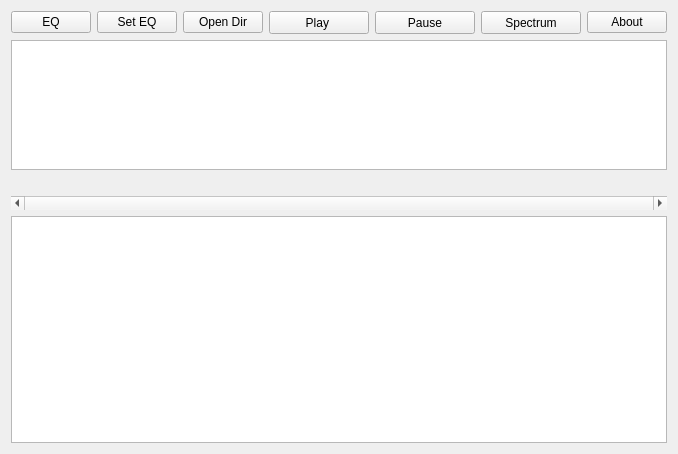
This is frontend/vrokmain.ui in manushanga/vrok as Qt 5 draws it before an edit. The edited form follows.
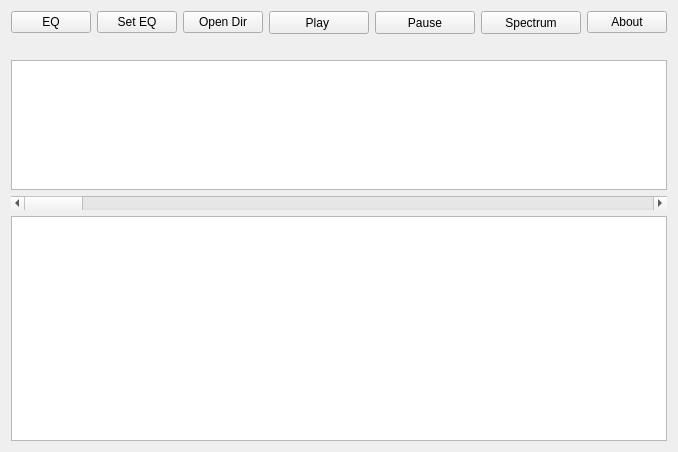
This is the edited form.

```diff
--- a/frontend/vrokmain.ui
+++ b/frontend/vrokmain.ui
@@ -6,8 +6,8 @@
    <rect>
     <x>0</x>
     <y>0</y>
-    <width>656</width>
-    <height>454</height>
+    <width>660</width>
+    <height>452</height>
    </rect>
   </property>
   <property name="windowTitle">
@@ -165,9 +165,19 @@
      </layout>
     </item>
     <item>
-     <widget class="QGraphicsView" name="gv">
+     <widget class="QLabel" name="lblDisplay">
+      <property name="contextMenuPolicy">
+       <enum>Qt::NoContextMenu</enum>
+      </property>
+      <property name="text">
+       <string/>
+      </property>
+     </widget>
+    </item>
+    <item>
+     <widget class="QGraphicsView" name="gvDisplay">
       <property name="sizePolicy">
-       <sizepolicy hsizetype="Expanding" vsizetype="Maximum">
+       <sizepolicy hsizetype="Expanding" vsizetype="Fixed">
         <horstretch>0</horstretch>
         <verstretch>0</verstretch>
        </sizepolicy>
@@ -186,36 +196,8 @@
       </property>
      </widget>
     </item>
-    <item>
-     <widget class="QLabel" name="lblDisplay">
-      <property name="inputMethodHints">
-       <set>Qt::ImhDialableCharactersOnly</set>
-      </property>
-      <property name="text">
-       <string notr="true"/>
-      </property>
-      <property name="textFormat">
-       <enum>Qt::PlainText</enum>
-      </property>
-      <property name="alignment">
-       <set>Qt::AlignCenter</set>
-      </property>
-     </widget>
-    </item>
     <item>
      <widget class="QScrollBar" name="sbFolderSeek">
-      <property name="minimum">
-       <number>0</number>
-      </property>
-      <property name="maximum">
-       <number>0</number>
-      </property>
-      <property name="pageStep">
-       <number>1</number>
-      </property>
-      <property name="sliderPosition">
-       <number>0</number>
-      </property>
       <property name="orientation">
        <enum>Qt::Horizontal</enum>
       </property>
```
